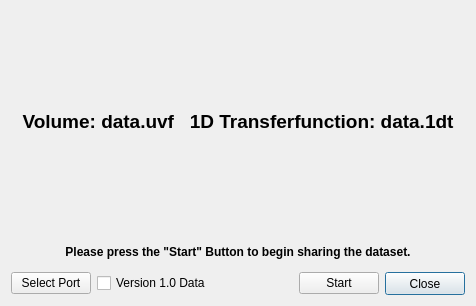
First picture: the form in ImageVis3D/UI/UI/I3MDialog.ui, repository SCIInstitute/ImageVis3D, before the edit.
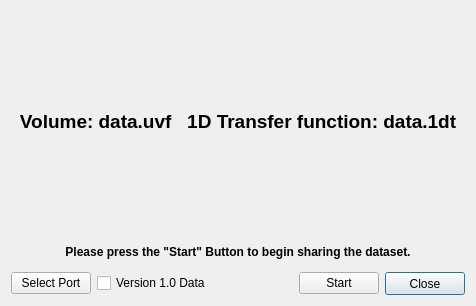
Second picture: the form after the edit.

Commit message: "Transfer function" is two words.

```diff
--- a/ImageVis3D/UI/UI/I3MDialog.ui
+++ b/ImageVis3D/UI/UI/I3MDialog.ui
@@ -42,7 +42,7 @@
       </font>
      </property>
      <property name="text">
-      <string>Volume: data.uvf   1D Transferfunction: data.1dt</string>
+      <string>Volume: data.uvf   1D Transfer function: data.1dt</string>
      </property>
      <property name="alignment">
       <set>Qt::AlignCenter</set>
```
The commit also changes 3 other files.
